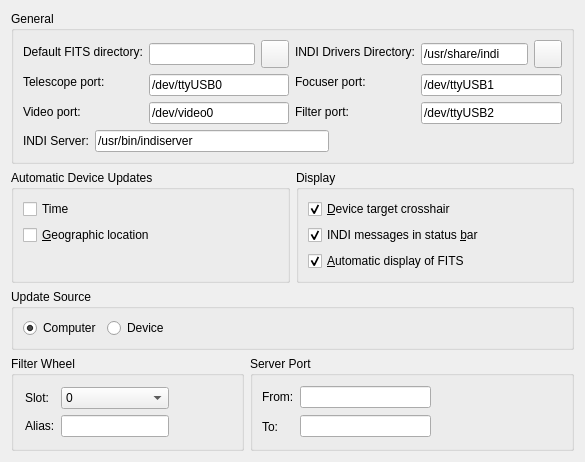
The window that kstars/indi/opsindi.ui (KDE/kstars) describes before a commit, drawn with Qt 5.
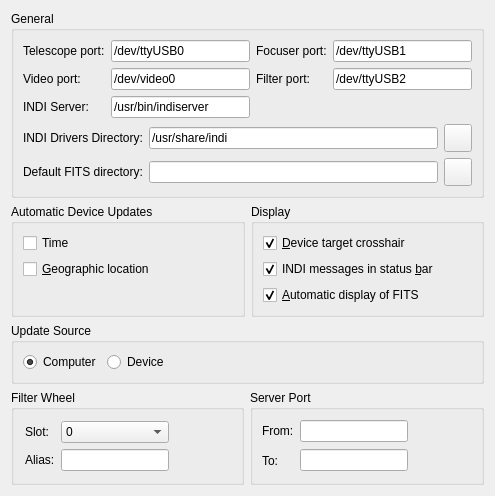
The same window after the commit. Custom widgets are drawn as their Qt base class.

Commit message: Focusers and filters port names can be now saved as well

The edit to the form file:
```diff
--- a/kstars/indi/opsindi.ui
+++ b/kstars/indi/opsindi.ui
@@ -6,202 +6,88 @@
    <rect>
     <x>0</x>
     <y>0</y>
-    <width>585</width>
-    <height>455</height>
+    <width>495</width>
+    <height>485</height>
    </rect>
   </property>
-  <layout class="QVBoxLayout" name="verticalLayout_7">
+  <layout class="QVBoxLayout" name="verticalLayout_3">
    <item>
     <widget class="QGroupBox" name="generalGroup">
      <property name="title">
       <string>General</string>
      </property>
-     <layout class="QVBoxLayout" name="verticalLayout_6">
+     <layout class="QVBoxLayout" name="verticalLayout">
       <item>
-       <layout class="QHBoxLayout" name="horizontalLayout_5">
-        <item>
-         <layout class="QVBoxLayout" name="verticalLayout">
-          <item>
-           <widget class="QLabel" name="fitsLabel">
-            <property name="whatsThis">
-             <string>Specify where new FITS images are saved once captured and downloaded</string>
-            </property>
-            <property name="text">
-             <string>Default FITS directory:</string>
-            </property>
-           </widget>
-          </item>
-          <item>
-           <widget class="QLabel" name="telescopeLabel">
-            <property name="toolTip">
-             <string>Default INDI telescope port</string>
-            </property>
-            <property name="text">
-             <string>Telescope port:</string>
-            </property>
-           </widget>
-          </item>
-          <item>
-           <widget class="QLabel" name="videoLabel">
-            <property name="toolTip">
-             <string>Default INDI video port</string>
-            </property>
-            <property name="text">
-             <string>Video port:</string>
-            </property>
-           </widget>
-          </item>
-         </layout>
+       <layout class="QGridLayout" name="gridLayout">
+        <item row="0" column="0">
+         <widget class="QLabel" name="telescopeLabel">
+          <property name="toolTip">
+           <string>Default INDI telescope port</string>
+          </property>
+          <property name="text">
+           <string>Telescope port:</string>
+          </property>
+         </widget>
         </item>
-        <item>
-         <layout class="QVBoxLayout" name="verticalLayout_2">
-          <item>
-           <layout class="QHBoxLayout">
-            <property name="spacing">
-             <number>6</number>
-            </property>
-            <property name="margin">
-             <number>0</number>
-            </property>
-            <item>
-             <widget class="KLineEdit" name="kcfg_fitsDir"/>
-            </item>
-            <item>
-             <widget class="QPushButton" name="selectFITSDirB">
-              <property name="sizePolicy">
-               <sizepolicy hsizetype="Fixed" vsizetype="Fixed">
-                <horstretch>0</horstretch>
-                <verstretch>0</verstretch>
-               </sizepolicy>
-              </property>
-              <property name="minimumSize">
-               <size>
-                <width>28</width>
-                <height>28</height>
-               </size>
-              </property>
-              <property name="maximumSize">
-               <size>
-                <width>28</width>
-                <height>28</height>
-               </size>
-              </property>
-              <property name="text">
-               <string/>
-              </property>
-             </widget>
-            </item>
-           </layout>
-          </item>
-          <item>
-           <widget class="KLineEdit" name="kcfg_telescopePort">
-            <property name="text">
-             <string>/dev/ttyUSB0</string>
-            </property>
-           </widget>
-          </item>
-          <item>
-           <widget class="KLineEdit" name="kcfg_videoPort">
-            <property name="text">
-             <string>/dev/video0</string>
-            </property>
-           </widget>
-          </item>
-         </layout>
+        <item row="0" column="1">
+         <widget class="KLineEdit" name="kcfg_telescopePort">
+          <property name="text">
+           <string>/dev/ttyUSB0</string>
+          </property>
+         </widget>
         </item>
-        <item>
-         <layout class="QVBoxLayout" name="verticalLayout_3">
-          <item>
-           <widget class="QLabel" name="videoLabel_3">
-            <property name="toolTip">
-             <string>Default INDI video port</string>
-            </property>
-            <property name="text">
-             <string>INDI Drivers Directory:</string>
-            </property>
-           </widget>
-          </item>
-          <item>
-           <widget class="QLabel" name="telescopeLabel_2">
-            <property name="toolTip">
-             <string>Default INDI telescope port</string>
-            </property>
-            <property name="text">
-             <string>Focuser port:</string>
-            </property>
-           </widget>
-          </item>
-          <item>
-           <widget class="QLabel" name="telescopeLabel_3">
-            <property name="toolTip">
-             <string>Default INDI telescope port</string>
-            </property>
-            <property name="text">
-             <string>Filter port:</string>
-            </property>
-           </widget>
-          </item>
-         </layout>
+        <item row="0" column="2" colspan="2">
+         <widget class="QLabel" name="telescopeLabel_2">
+          <property name="toolTip">
+           <string>Default INDI telescope port</string>
+          </property>
+          <property name="text">
+           <string>Focuser port:</string>
+          </property>
+         </widget>
         </item>
-        <item>
-         <layout class="QVBoxLayout" name="verticalLayout_4">
-          <item>
-           <layout class="QHBoxLayout" name="horizontalLayout_4">
-            <item>
-             <widget class="KLineEdit" name="kcfg_indiDriversDir">
-              <property name="text">
-               <string>/usr/share/indi</string>
-              </property>
-             </widget>
-            </item>
-            <item>
-             <widget class="QPushButton" name="selectDriversDirB">
-              <property name="sizePolicy">
-               <sizepolicy hsizetype="Fixed" vsizetype="Fixed">
-                <horstretch>0</horstretch>
-                <verstretch>0</verstretch>
-               </sizepolicy>
-              </property>
-              <property name="minimumSize">
-               <size>
-                <width>28</width>
-                <height>28</height>
-               </size>
-              </property>
-              <property name="maximumSize">
-               <size>
-                <width>28</width>
-                <height>28</height>
-               </size>
-              </property>
-              <property name="text">
-               <string/>
-              </property>
-             </widget>
-            </item>
-           </layout>
-          </item>
-          <item>
-           <widget class="KLineEdit" name="kcfg_focuserPort">
-            <property name="text">
-             <string>/dev/ttyUSB1</string>
-            </property>
-           </widget>
-          </item>
-          <item>
-           <widget class="KLineEdit" name="kcfg_filterPort">
-            <property name="text">
-             <string>/dev/ttyUSB2</string>
-            </property>
-           </widget>
-          </item>
-         </layout>
+        <item row="0" column="4">
+         <widget class="KLineEdit" name="kcfg_focuserPort">
+          <property name="text">
+           <string>/dev/ttyUSB1</string>
+          </property>
+         </widget>
         </item>
-       </layout>
-      </item>
-      <item>
-       <layout class="QHBoxLayout" name="horizontalLayout_6">
-        <item>
+        <item row="1" column="0">
+         <widget class="QLabel" name="videoLabel">
+          <property name="toolTip">
+           <string>Default INDI video port</string>
+          </property>
+          <property name="text">
+           <string>Video port:</string>
+          </property>
+         </widget>
+        </item>
+        <item row="1" column="1">
+         <widget class="KLineEdit" name="kcfg_videoPort">
+          <property name="text">
+           <string>/dev/video0</string>
+          </property>
+         </widget>
+        </item>
+        <item row="1" column="2">
+         <widget class="QLabel" name="telescopeLabel_3">
+          <property name="toolTip">
+           <string>Default INDI telescope port</string>
+          </property>
+          <property name="text">
+           <string>Filter port:</string>
+          </property>
+         </widget>
+        </item>
+        <item row="1" column="4">
+         <widget class="KLineEdit" name="kcfg_filterPort">
+          <property name="text">
+           <string>/dev/ttyUSB2</string>
+          </property>
+         </widget>
+        </item>
+        <item row="2" column="0">
          <widget class="QLabel" name="videoLabel_2">
           <property name="toolTip">
            <string>Default INDI video port</string>
@@ -211,14 +97,14 @@
           </property>
          </widget>
         </item>
-        <item>
+        <item row="2" column="1">
          <widget class="KLineEdit" name="kcfg_indiServer">
           <property name="text">
            <string>/usr/bin/indiserver</string>
           </property>
          </widget>
         </item>
-        <item>
+        <item row="2" column="3" colspan="2">
          <spacer name="horizontalSpacer_2">
           <property name="orientation">
            <enum>Qt::Horizontal</enum>
@@ -233,6 +119,94 @@
         </item>
        </layout>
       </item>
+      <item>
+       <layout class="QHBoxLayout" name="horizontalLayout_6">
+        <item>
+         <widget class="QLabel" name="videoLabel_3">
+          <property name="toolTip">
+           <string>Default INDI video port</string>
+          </property>
+          <property name="text">
+           <string>INDI Drivers Directory:</string>
+          </property>
+         </widget>
+        </item>
+        <item>
+         <widget class="KLineEdit" name="kcfg_indiDriversDir">
+          <property name="text">
+           <string>/usr/share/indi</string>
+          </property>
+         </widget>
+        </item>
+        <item>
+         <widget class="QPushButton" name="selectDriversDirB">
+          <property name="sizePolicy">
+           <sizepolicy hsizetype="Fixed" vsizetype="Fixed">
+            <horstretch>0</horstretch>
+            <verstretch>0</verstretch>
+           </sizepolicy>
+          </property>
+          <property name="minimumSize">
+           <size>
+            <width>28</width>
+            <height>28</height>
+           </size>
+          </property>
+          <property name="maximumSize">
+           <size>
+            <width>28</width>
+            <height>28</height>
+           </size>
+          </property>
+          <property name="text">
+           <string/>
+          </property>
+         </widget>
+        </item>
+       </layout>
+      </item>
+      <item>
+       <layout class="QHBoxLayout" name="horizontalLayout_4">
+        <item>
+         <widget class="QLabel" name="fitsLabel">
+          <property name="whatsThis">
+           <string>Specify where new FITS images are saved once captured and downloaded</string>
+          </property>
+          <property name="text">
+           <string>Default FITS directory:</string>
+          </property>
+         </widget>
+        </item>
+        <item>
+         <widget class="KLineEdit" name="kcfg_fitsDir"/>
+        </item>
+        <item>
+         <widget class="QPushButton" name="selectFITSDirB">
+          <property name="sizePolicy">
+           <sizepolicy hsizetype="Fixed" vsizetype="Fixed">
+            <horstretch>0</horstretch>
+            <verstretch>0</verstretch>
+           </sizepolicy>
+          </property>
+          <property name="minimumSize">
+           <size>
+            <width>28</width>
+            <height>28</height>
+           </size>
+          </property>
+          <property name="maximumSize">
+           <size>
+            <width>28</width>
+            <height>28</height>
+           </size>
+          </property>
+          <property name="text">
+           <string/>
+          </property>
+         </widget>
+        </item>
+       </layout>
+      </item>
      </layout>
     </widget>
    </item>
```
Left out of the diff: 3 changed lines with no effect on the pictures. The commit also changes 2 other files.
